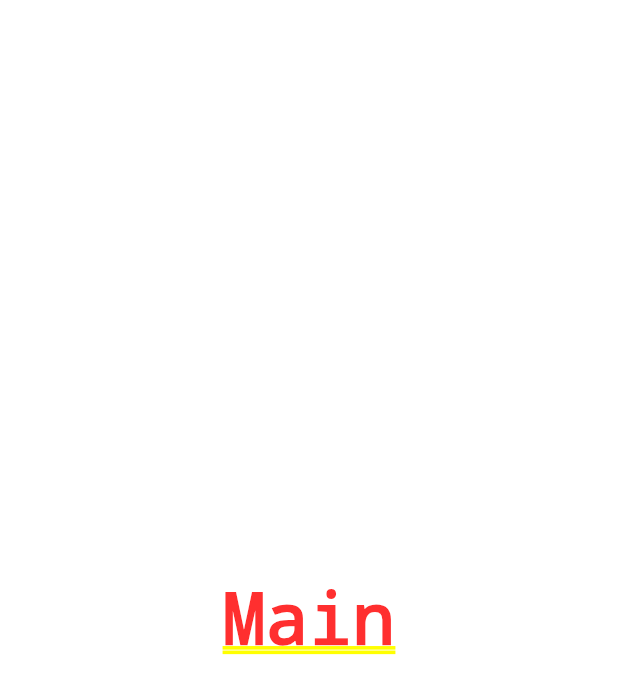
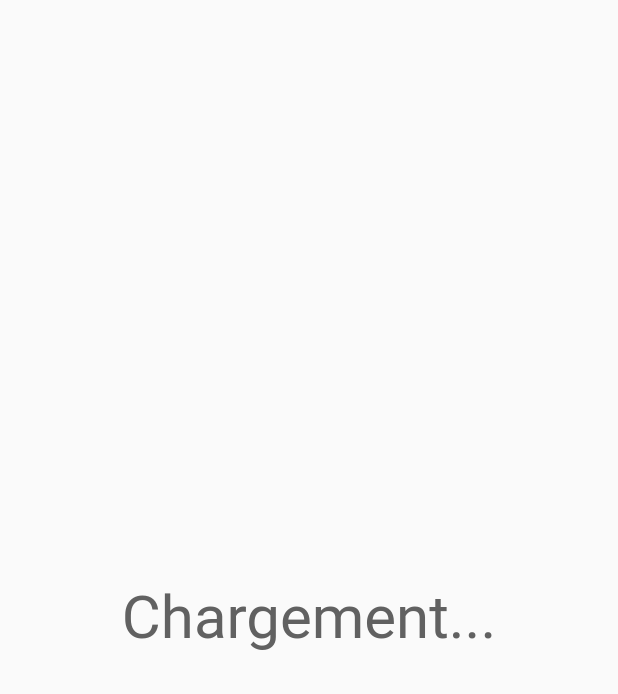
Before and after one commit to samulefevre/flutter_social, a Flutter app: the screen it shows once a user with an empty profile is signed in, on a phone screen of 412 x 824 dp. Shown: the top 694 px of the screen. Run offline on Flutter 3.47's test engine with Material 2 defaults, Android fonts, the phone set to English and light mode, and no system bars; our stand-ins replace cloud_firestore, firebase_auth; accounts and stored records are empty.

Commit message:
create loading scaffold

```diff
--- a/lib/controllers/main_app_controller.dart
+++ b/lib/controllers/main_app_controller.dart
@@ -1,4 +1,5 @@
 import 'package:flutter/material.dart';
+import 'package:flutter_social/view/my_material.dart';
 
 class MainAppController extends StatefulWidget {
   _MainAppState createState() => _MainAppState();
@@ -8,6 +9,6 @@ class _MainAppState extends State<MainAppController> {
 
   @override
   Widget build(BuildContext context) {
-    return Center(child: Text("Main"));
+    return LoadingScaffold();
   }
 }
--- a/lib/view/my_material.dart
+++ b/lib/view/my_material.dart
@@ -7,3 +7,5 @@ export 'my_widgets/menu_two_items.dart';
 export 'my_widgets/painter.dart';
 export 'my_widgets/my_textfield.dart';
 export 'my_widgets/my_text.dart';
+export 'my_widgets/my_loading_scaffold.dart';
+export 'my_widgets/loadingCenter.dart';
--- /dev/null
+++ b/lib/view/my_widgets/loadingCenter.dart
@@ -0,0 +1,8 @@
+import 'package:flutter/material.dart';
+import 'package:flutter_social/view/my_material.dart';
+
+class LoadingCenter extends Center {
+  LoadingCenter(): super(
+    child: MyText("Chargement...", fontSize: 40.0, color: baseAccent)
+  );
+}
--- /dev/null
+++ b/lib/view/my_widgets/my_loading_scaffold.dart
@@ -0,0 +1,11 @@
+import 'package:flutter/material.dart';
+import 'loadingCenter.dart';
+
+class LoadingScaffold extends StatelessWidget {
+  @override
+  Widget build(BuildContext context) {
+    return Scaffold(
+      body: SafeArea(child: LoadingCenter())
+    );
+  }
+}
```
